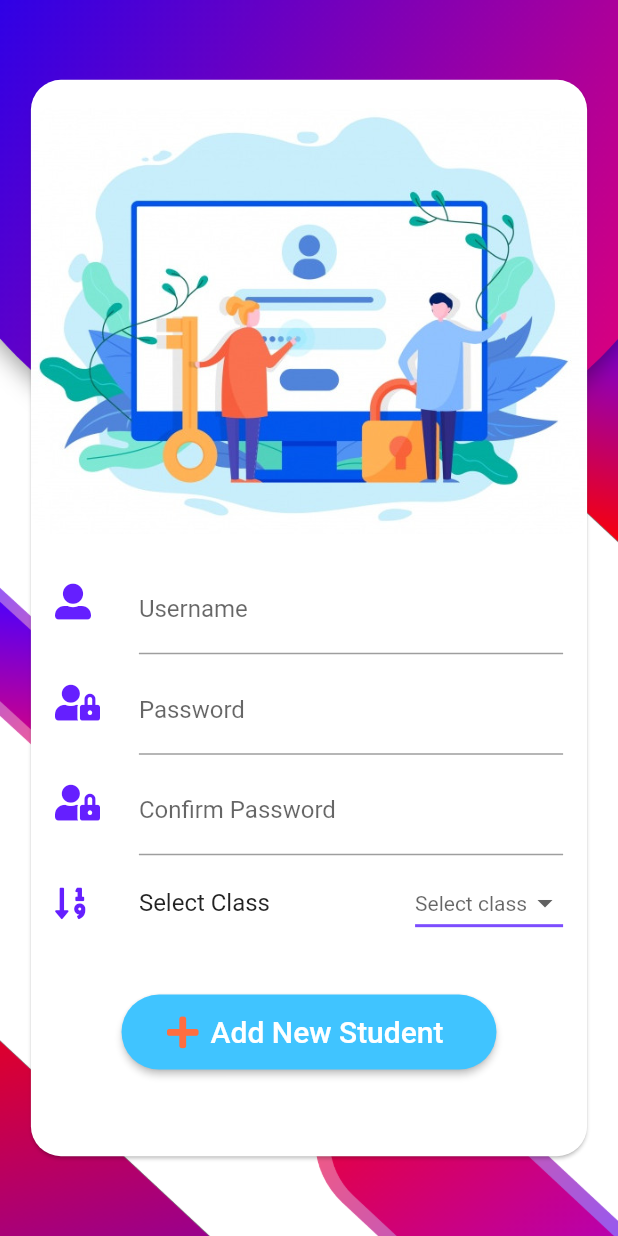
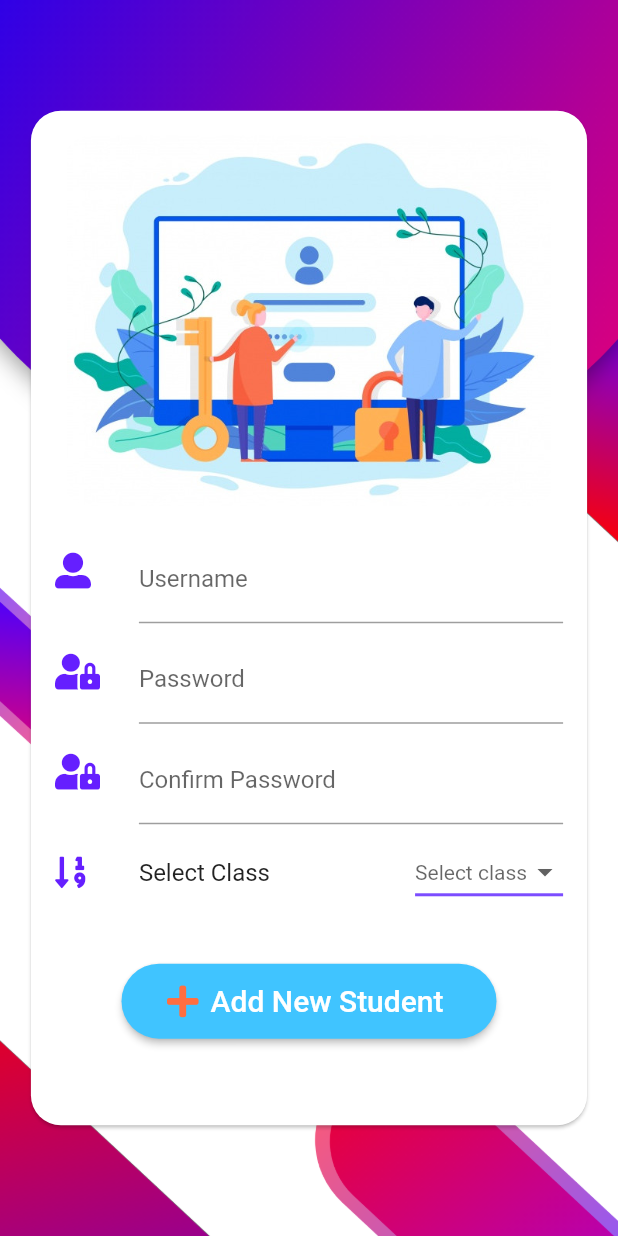
Before and after one commit to Ujjawalmaurya/Mentor, a Flutter app: the SignUpPage screen opened by its route, on a phone screen of 412 x 824 dp. Run offline on Flutter 3.47's test engine with Material 2 defaults, Android fonts, the phone set to English and light mode, and no system bars; our stand-ins replace cloud_firestore, file_picker, firebase_auth, firebase_core, firebase_database, firebase_storage and 4 more; accounts and stored records are empty.

```diff
--- a/lib/signUpPage.dart
+++ b/lib/signUpPage.dart
@@ -155,8 +155,8 @@ class _SignUpPageState extends State<SignUpPage> {
                           borderRadius: BorderRadius.circular(20.0),
                           image: DecorationImage(
                               image: AssetImage('assets/reg-asset.jpg'))),
-                      width: MediaQuery.of(context).size.width * 0.9,
-                      height: MediaQuery.of(context).size.width * 0.7,
+                      width: MediaQuery.of(context).size.width * 0.8,
+                      height: MediaQuery.of(context).size.width * 0.6,
                     ),
                     SizedBox(height: 15.0),
                     //==========
```
Also changed, not shown: lib/loginPage.dart (+6 -5 lines), assets/home.png (deleted), assets/login2.png (deleted), assets/mascot.png (deleted), 9 other files.
